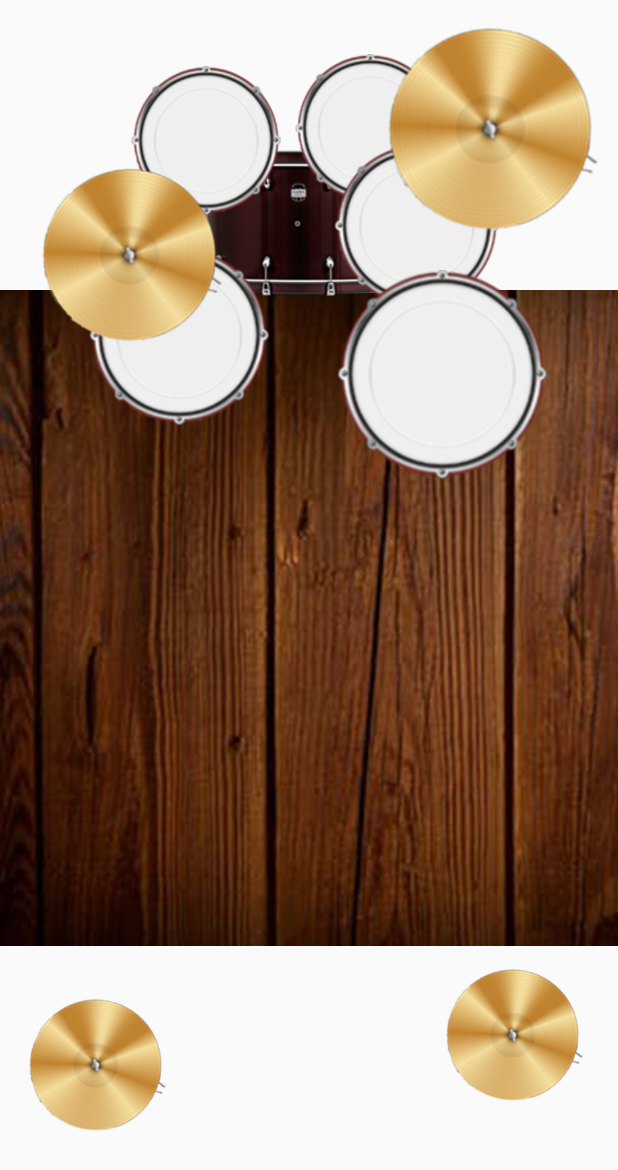
After one commit to eddy17c17c/OneManBand, an Android app: the Drum2Activity screen opened directly, with no data from a screen before it, on a phone screen of 412 x 824 dp. The commit adds this screen. Shown: the top 1170 px of the screen. Run offline under Robolectric (Android 15) with nearby library versions, the light colour scheme and no system bars.

Commit message:
drum res added

```diff
--- a/app/src/main/AndroidManifest.xml
+++ b/app/src/main/AndroidManifest.xml
@@ -19,7 +19,8 @@
         <activity android:name=".GuitarActivity" />
         <activity android:name=".PianoActivity" />
         <activity android:name=".RingActivity" />
-        <activity android:name=".NavActivity"></activity>
+        <activity android:name=".NavActivity" />
+        <activity android:name=".Drum2Activity"></activity>
     </application>
 
 </manifest>
--- /dev/null
+++ b/app/src/main/java/com/example/eddy/onemanband/Drum2Activity.java
@@ -0,0 +1,46 @@
+package com.example.eddy.onemanband;
+
+import android.media.MediaPlayer;
+import android.support.v7.app.AppCompatActivity;
+import android.os.Bundle;
+import android.view.View;
+import android.widget.ImageButton;
+
+public class Drum2Activity extends AppCompatActivity {
+    MediaPlayer getSoundC1;
+    MediaPlayer getSoundC2;
+    MediaPlayer getSoundC3;
+    MediaPlayer getSoundC4;
+    MediaPlayer getSoundBass;
+    MediaPlayer getSoundD1;
+    MediaPlayer getSoundD2;
+    MediaPlayer getSoundD3;
+    MediaPlayer getSoundD4;
+    @Override
+    protected void onCreate(Bundle savedInstanceState) {
+        super.onCreate(savedInstanceState);
+        setContentView(R.layout.activity_drum2);
+
+        getSoundC1 = MediaPlayer.create(this, R.raw.c1);
+        getSoundC2 = MediaPlayer.create(this, R.raw.c2);
+        getSoundC3 = MediaPlayer.create(this, R.raw.c3);
+        getSoundC4 = MediaPlayer.create(this, R.raw.c4);
+        getSoundBass = MediaPlayer.create(this, R.raw.bass);
+        getSoundD1 = MediaPlayer.create(this, R.raw.d1);
+        getSoundD2 = MediaPlayer.create(this, R.raw.d2);
+        getSoundD3 = MediaPlayer.create(this, R.raw.d3);
+        getSoundD4 = MediaPlayer.create(this, R.raw.d4);
+
+        ImageButton playD1 = (ImageButton) this.findViewById(R.id.d1);
+        ImageButton playD2 = (ImageButton) this.findViewById(R.id.d2);
+        ImageButton playD3 = (ImageButton) this.findViewById(R.id.d3);
+        ImageButton playD4 = (ImageButton) this.findViewById(R.id.d4);
+        ImageButton playBass = (ImageButton) this.findViewById(R.id.bass);
+        ImageButton playC1 = (ImageButton) this.findViewById(R.id.c1);
+        ImageButton playC2 = (ImageButton) this.findViewById(R.id.c2);
+        ImageButton playC3 = (ImageButton) this.findViewById(R.id.c3);
+        ImageButton playC4 = (ImageButton) this.findViewById(R.id.c4);
+
+    }
+    public void playD1(View view){getSoundD1.start();}
+}
--- a/app/src/main/java/com/example/eddy/onemanband/MainActivity.java
+++ b/app/src/main/java/com/example/eddy/onemanband/MainActivity.java
@@ -49,7 +49,7 @@ public class MainActivity extends NavActivity {
         drumImageBtn.setOnClickListener(new View.OnClickListener() {
             @Override
             public void onClick(View v) {
-                Intent goToDrumActivity=new Intent(getApplicationContext(),DrumActivity.class);
+                Intent goToDrumActivity=new Intent(getApplicationContext(),Drum2Activity.class);
                 startActivity(goToDrumActivity);
             }
         });
--- /dev/null
+++ b/app/src/main/res/layout/activity_drum2.xml
@@ -0,0 +1,178 @@
+<?xml version="1.0" encoding="utf-8"?>
+<android.support.constraint.ConstraintLayout xmlns:android="http://schemas.android.com/apk/res/android"
+    xmlns:app="http://schemas.android.com/apk/res-auto"
+    xmlns:tools="http://schemas.android.com/tools"
+    android:layout_width="match_parent"
+    android:layout_height="match_parent"
+    tools:context="com.example.eddy.onemanband.Drum2Activity">
+
+    <ImageView
+        android:id="@+id/imageView2"
+        android:layout_width="775dp"
+        android:layout_height="441dp"
+        android:layout_margin="0dp"
+        android:padding="0dp"
+        android:paddingBottom="0dp"
+        android:paddingEnd="0dp"
+        android:paddingLeft="0dp"
+        android:paddingRight="0dp"
+        android:paddingStart="0dp"
+        android:paddingTop="0dp"
+        android:scaleType="fitCenter"
+        app:layout_constraintBottom_toBottomOf="parent"
+        app:layout_constraintEnd_toEndOf="parent"
+        app:layout_constraintStart_toStartOf="parent"
+        app:layout_constraintTop_toTopOf="parent"
+        app:srcCompat="@drawable/p4" />
+
+    <ImageButton
+        android:id="@+id/bass"
+        android:layout_width="134dp"
+        android:layout_height="105dp"
+        android:layout_marginEnd="8dp"
+        android:layout_marginStart="8dp"
+        android:layout_marginTop="96dp"
+        android:padding="0dp"
+        android:scaleType="fitCenter"
+        android:scrollbarAlwaysDrawHorizontalTrack="false"
+        app:layout_constraintEnd_toEndOf="parent"
+        app:layout_constraintHorizontal_bias="0.473"
+        app:layout_constraintStart_toStartOf="parent"
+        app:layout_constraintTop_toTopOf="parent"
+        app:srcCompat="@drawable/p5" />
+
+    <ImageButton
+        android:id="@+id/d4"
+        android:layout_width="120dp"
+        android:layout_height="120dp"
+        android:layout_marginEnd="8dp"
+        android:layout_marginTop="164dp"
+        android:background="@null"
+        android:scaleType="fitCenter"
+        app:layout_constraintEnd_toEndOf="parent"
+        app:layout_constraintHorizontal_bias="0.209"
+        app:layout_constraintStart_toStartOf="parent"
+        app:layout_constraintTop_toTopOf="parent"
+        app:srcCompat="@drawable/d" />
+
+    <ImageButton
+        android:id="@+id/d2"
+        android:layout_width="100dp"
+        android:layout_height="100dp"
+        android:layout_marginEnd="8dp"
+        android:layout_marginTop="44dp"
+        android:background="@null"
+        android:scaleType="fitCenter"
+        app:layout_constraintEnd_toEndOf="parent"
+        app:layout_constraintHorizontal_bias="0.287"
+        app:layout_constraintStart_toStartOf="parent"
+        app:layout_constraintTop_toTopOf="parent"
+        app:srcCompat="@drawable/d" />
+
+    <ImageButton
+        android:id="@+id/d1"
+        android:layout_width="100dp"
+        android:layout_height="100dp"
+        android:layout_marginEnd="8dp"
+        android:layout_marginTop="36dp"
+        android:background="@null"
+        android:onClick="playD1"
+        android:scaleType="fitCenter"
+        app:layout_constraintEnd_toEndOf="parent"
+        app:layout_constraintHorizontal_bias="0.646"
+        app:layout_constraintStart_toStartOf="parent"
+        app:layout_constraintTop_toTopOf="parent"
+        app:srcCompat="@drawable/d" />
+
+    <ImageButton
+        android:id="@+id/d6"
+        android:layout_width="110dp"
+        android:layout_height="110dp"
+        android:layout_marginEnd="8dp"
+        android:layout_marginTop="96dp"
+        android:background="@null"
+        android:scaleType="fitCenter"
+        app:layout_constraintEnd_toEndOf="parent"
+        app:layout_constraintHorizontal_bias="0.757"
+        app:layout_constraintStart_toStartOf="parent"
+        app:layout_constraintTop_toTopOf="parent"
+        app:srcCompat="@drawable/d" />
+
+    <ImageButton
+        android:id="@+id/d3"
+        android:layout_width="140dp"
+        android:layout_height="140dp"
+        android:layout_marginEnd="8dp"
+        android:layout_marginTop="180dp"
+        android:background="@null"
+        android:scaleType="fitCenter"
+        app:layout_constraintEnd_toEndOf="parent"
+        app:layout_constraintHorizontal_bias="0.851"
+        app:layout_constraintStart_toStartOf="parent"
+        app:layout_constraintTop_toTopOf="parent"
+        app:srcCompat="@drawable/d" />
+
+    <ImageButton
+        android:id="@+id/c4"
+        android:layout_width="91dp"
+        android:layout_height="100dp"
+        android:layout_marginBottom="64dp"
+        android:layout_marginEnd="8dp"
+        android:background="@null"
+        android:padding="0dp"
+        android:paddingBottom="0dp"
+        android:scaleType="fitCenter"
+        app:layout_constraintBottom_toBottomOf="parent"
+        app:layout_constraintEnd_toEndOf="parent"
+        app:layout_constraintHorizontal_bias="0.062"
+        app:layout_constraintStart_toStartOf="parent"
+        app:srcCompat="@drawable/c" />
+
+    <ImageButton
+        android:id="@+id/c3"
+        android:layout_width="120dp"
+        android:layout_height="120dp"
+        android:layout_marginBottom="8dp"
+        android:layout_marginEnd="8dp"
+        android:layout_marginTop="44dp"
+        android:background="@null"
+        android:scaleType="fitCenter"
+        app:layout_constraintBottom_toBottomOf="parent"
+        app:layout_constraintEnd_toEndOf="parent"
+        app:layout_constraintHorizontal_bias="0.099"
+        app:layout_constraintStart_toStartOf="parent"
+        app:layout_constraintTop_toTopOf="parent"
+        app:layout_constraintVertical_bias="0.101"
+        app:srcCompat="@drawable/c" />
+
+    <ImageButton
+        android:id="@+id/c2"
+        android:layout_width="140dp"
+        android:layout_height="140dp"
+        android:layout_marginEnd="8dp"
+        android:layout_marginTop="16dp"
+        android:background="@null"
+        android:scaleType="fitCenter"
+        app:layout_constraintEnd_toEndOf="parent"
+        app:layout_constraintHorizontal_bias="0.981"
+        app:layout_constraintStart_toStartOf="parent"
+        app:layout_constraintTop_toTopOf="parent"
+        app:srcCompat="@drawable/c" />
+
+    <ImageButton
+        android:id="@+id/c1"
+        android:layout_width="91dp"
+        android:layout_height="100dp"
+        android:layout_marginBottom="84dp"
+        android:layout_marginEnd="8dp"
+        android:background="@null"
+        android:padding="0dp"
+        android:paddingBottom="0dp"
+        android:scaleType="fitCenter"
+        app:layout_constraintBottom_toBottomOf="parent"
+        app:layout_constraintEnd_toEndOf="parent"
+        app:layout_constraintHorizontal_bias="0.951"
+        app:layout_constraintStart_toStartOf="parent"
+        app:srcCompat="@drawable/c" />
+
+</android.support.constraint.ConstraintLayout>
```
